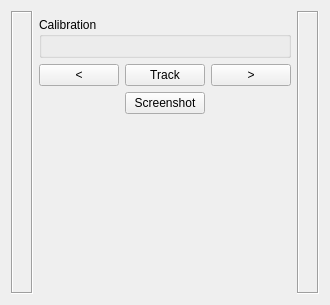
First picture: the form in components/code/Qt/mtsMicronTrackerControllerQtWidget.ui, repository jhu-saw/sawClaronMicronTracker, before the edit.
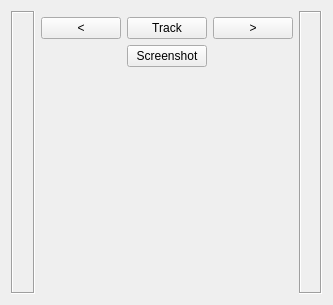
Second picture: the form after the edit.

Commit message: Qt: use prmPositionCartesianGetQtWidget instead of custom widget

What changed in the file:
```diff
--- a/components/code/Qt/mtsMicronTrackerControllerQtWidget.ui
+++ b/components/code/Qt/mtsMicronTrackerControllerQtWidget.ui
@@ -6,7 +6,7 @@
    <rect>
     <x>0</x>
     <y>0</y>
-    <width>330</width>
+    <width>333</width>
     <height>305</height>
    </rect>
   </property>
@@ -14,7 +14,7 @@
    <string>Form</string>
   </property>
   <layout class="QGridLayout" name="gridLayout">
-   <item row="6" column="2">
+   <item row="5" column="2">
     <spacer name="verticalSpacer">
      <property name="orientation">
       <enum>Qt::Vertical</enum>
@@ -27,7 +27,7 @@
      </property>
     </spacer>
    </item>
-   <item row="2" column="2">
+   <item row="1" column="2">
     <widget class="QPushButton" name="ButtonTrack">
      <property name="text">
       <string>Track</string>
@@ -37,7 +37,7 @@
      </property>
     </widget>
    </item>
-   <item row="2" column="3">
+   <item row="1" column="3">
     <widget class="QPushButton" name="ButtonCaptureFrameRight">
      <property name="text">
       <string>&gt;</string>
@@ -47,15 +47,7 @@
      </property>
     </widget>
    </item>
-   <item row="1" column="1" colspan="3">
-    <widget class="QGroupBox" name="BoxCalibration">
-     <property name="title">
-      <string>Calibration</string>
-     </property>
-     <layout class="QGridLayout" name="gridLayout_2"/>
-    </widget>
-   </item>
-   <item row="2" column="1">
+   <item row="1" column="1">
     <widget class="QPushButton" name="ButtonCaptureFrameLeft">
      <property name="text">
       <string>&lt;</string>
@@ -65,7 +57,7 @@
      </property>
     </widget>
    </item>
-   <item row="0" column="0" rowspan="7">
+   <item row="0" column="0" rowspan="6">
     <widget class="QLabel" name="FrameLeft">
      <property name="frameShape">
       <enum>QFrame::Box</enum>
@@ -75,14 +67,14 @@
      </property>
     </widget>
    </item>
-   <item row="3" column="2">
+   <item row="2" column="2">
     <widget class="QPushButton" name="ButtonScreenshot">
      <property name="text">
       <string>Screenshot</string>
      </property>
     </widget>
    </item>
-   <item row="0" column="4" rowspan="7">
+   <item row="0" column="4" rowspan="6">
     <widget class="QLabel" name="FrameRight">
      <property name="frameShape">
       <enum>QFrame::Box</enum>
```
Left out of the diff: 2 changed lines with no effect on the pictures. The commit also changes 4 other files.
